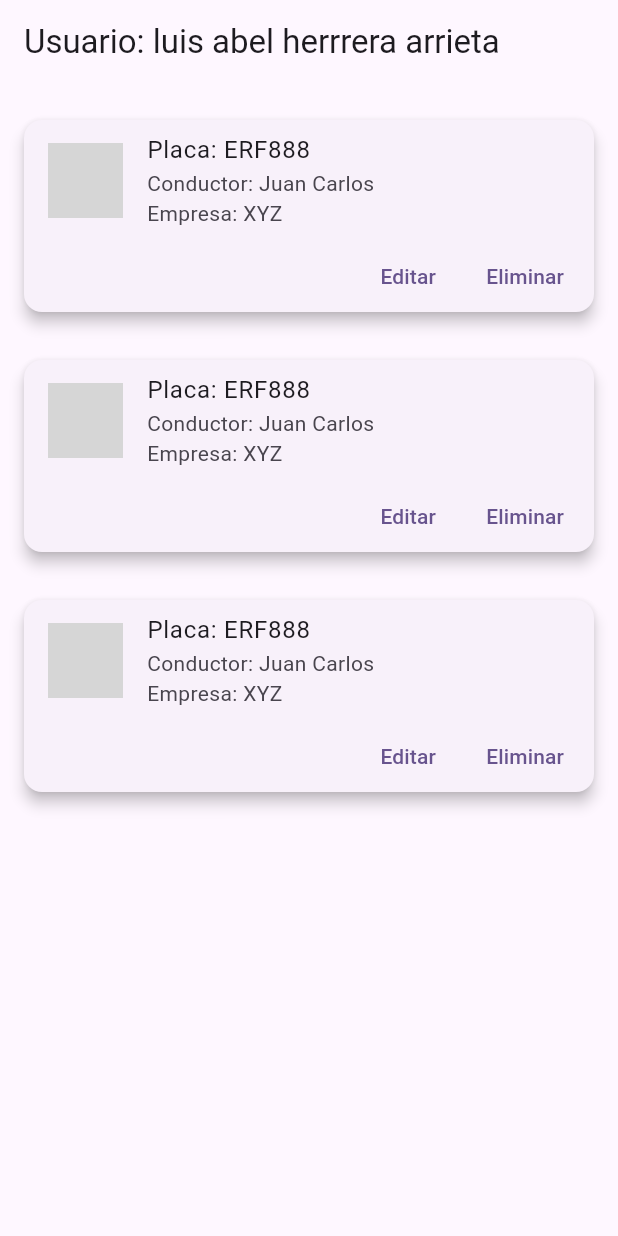
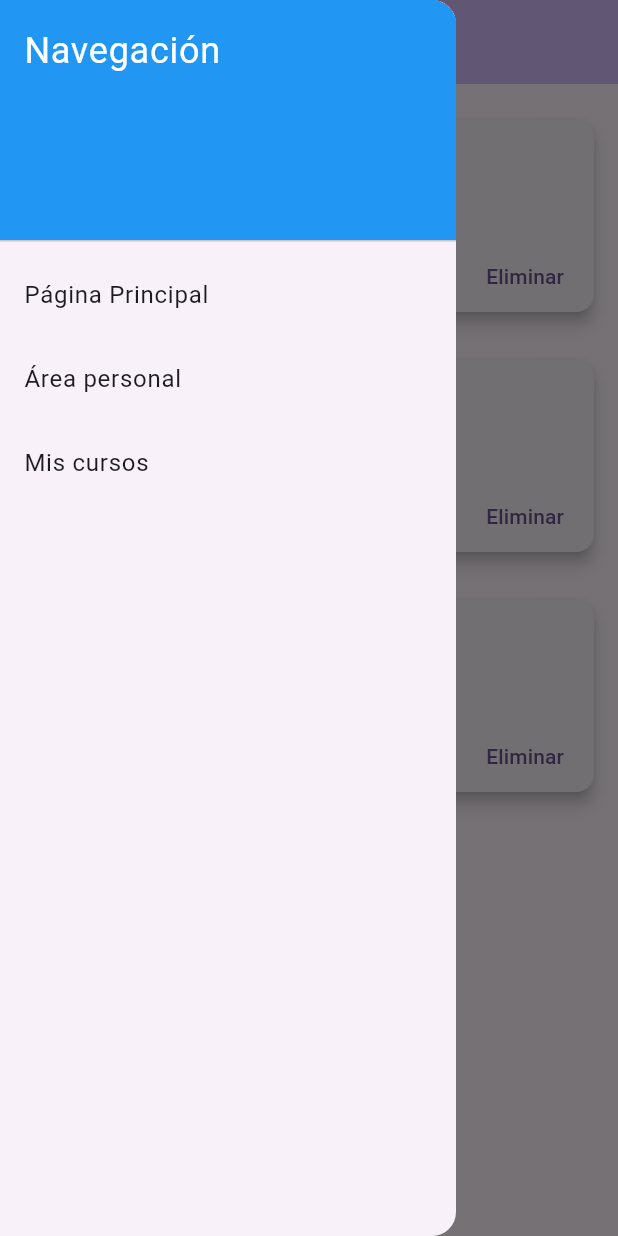
Before and after one commit to luisabelherrera/flutter-luisabelherrera-ejercicio1, a Flutter app: the screen it shows after launch, with the side drawer open (before the commit the screen has no drawer), on a phone screen of 412 x 824 dp. Run offline on Flutter 3.47's test engine with Material 3 defaults, Android fonts, the phone set to English and light mode, and no system bars; grey boxes are pictures that could not be loaded.

Commit message:
trabajo de electiva

```diff
--- a/lib/main.dart
+++ b/lib/main.dart
@@ -11,11 +11,12 @@ class MyApp extends StatelessWidget {
   @override
   Widget build(BuildContext context) {
     return MaterialApp(
-      title: 'Flutter Demo',
+      title: 'Gestión de Vehículos',
       theme: ThemeData(
         colorScheme: ColorScheme.fromSeed(seedColor: Colors.deepPurple),
+        useMaterial3: true,
       ),
-      home: const MyHomePage(title: 'Usuario: luis abel herrrera arrieta'),
+      home: const MyHomePage(title: 'Usuario: Pepe Perez'),
     );
   }
-}//  añadir mas swi
+}
--- a/lib/presentation/screens/home.dart
+++ b/lib/presentation/screens/home.dart
@@ -15,10 +15,47 @@ class _MyHomePageState extends State<MyHomePage> {
   Widget build(BuildContext context) {
     return Scaffold(
       appBar: AppBar(
-        title: Text(widget.title), // This will now display "Usuario: Pepe Perez"
+        title: Text(widget.title),
+        backgroundColor: Theme.of(context).colorScheme.inversePrimary,
       ),
-      body: const Center(
+      body: const Padding(
+        padding: EdgeInsets.all(16.0),
         child: CardExample(),
+      ),
+      drawer: Drawer(
+        child: ListView(
+          padding: EdgeInsets.zero,
+          children: [
+            const DrawerHeader(
+              decoration: BoxDecoration(
+                color: Colors.blue,
+              ),
+              child: Text(
+                'Navegación',
+                style: TextStyle(color: Colors.white, fontSize: 24),
+              ),
+            ),
+            ListTile(
+              title: const Text('Página Principal'),
+              onTap: () {
+                Navigator.pop(context);
+              },
+            ),
+            ListTile(
+              title: const Text('Área personal'),
+              onTap: () {
+                Navigator.pop(context);
+              },
+            ),
+            ListTile(
+              title: const Text('Mis cursos'),
+              onTap: () {
+                Navigator.pop(context);
+              },
+            ),
+
+          ],
+        ),
       ),
     );
   }
--- a/lib/presentation/widgets/lista.dart
+++ b/lib/presentation/widgets/lista.dart
@@ -6,25 +6,27 @@ class CardExample extends StatelessWidget {
   @override
   Widget build(BuildContext context) {
     return ListView(
-      padding: const EdgeInsets.all(16),
       children: [
         _buildCard(
           context,
-          imagePath: 'assets/vehicle_placeholder.png',
+          imageType: ImageType.asset,
+          imagePath: 'assets/R.png',
           title: 'Placa: ERF888',
           subtitle: 'Conductor: Juan Carlos\nEmpresa: XYZ',
         ),
         const SizedBox(height: 16),
         _buildCard(
           context,
-          imagePath: 'assets/vehicle_placeholder.png',
+          imageType: ImageType.asset,
+          imagePath: 'assets/R.png',
           title: 'Placa: ERF888',
           subtitle: 'Conductor: Juan Carlos\nEmpresa: XYZ',
         ),
         const SizedBox(height: 16),
         _buildCard(
           context,
-          imagePath: 'assets/vehicle_placeholder.png',
+          imageType: ImageType.asset,
+          imagePath: 'assets/R.png',
           title: 'Placa: ERF888',
           subtitle: 'Conductor: Juan Carlos\nEmpresa: XYZ',
         ),
@@ -33,6 +35,7 @@ class CardExample extends StatelessWidget {
   }
 
   Widget _buildCard(BuildContext context, {
+    required ImageType imageType,
     required String imagePath,
     required String title,
     required String subtitle,
@@ -44,12 +47,7 @@ class CardExample extends StatelessWidget {
         mainAxisSize: MainAxisSize.min,
         children: [
           ListTile(
-            leading: Image.asset(
-              imagePath,
-              width: 50,
-              height: 50,
-              fit: BoxFit.cover,
-            ),
+            leading: _buildImage(imageType, imagePath),
             title: Text(title),
             subtitle: Text(subtitle),
           ),
@@ -80,4 +78,38 @@ class CardExample extends StatelessWidget {
       ),
     );
   }
+
+  Widget _buildImage(ImageType imageType, String imagePath) {
+    switch (imageType) {
+      case ImageType.asset:
+        return Image.asset(
+          imagePath,
+          width: 50,
+          height: 50,
+          fit: BoxFit.cover,
+          errorBuilder: (context, error, stackTrace) {
+            print('Detailed error loading image: $error');
+            print('StackTrace: $stackTrace');
+            print('Image path attempted: $imagePath');
+            return Icon(Icons.error, color: Colors.red);
+          },
+        );
+      case ImageType.icon:
+        return Icon(Icons.car_repair, size: 50, color: Colors.grey);
+      case ImageType.network:
+        return Image.network(
+          imagePath,
+          width: 50,
+          height: 50,
+          fit: BoxFit.cover,
+          errorBuilder: (context, error, stackTrace) {
+            print('Error loading network image: $error');
+            print('StackTrace: $stackTrace');
+            return Icon(Icons.error, color: Colors.red);
+          },
+        );
+    }
+  }
 }
+
+enum ImageType { asset, icon, network }
```
Also changed, not shown: pubspec.yaml (+5 -74 lines), assets/R.png (added), lib/assets/R.png (added), pubspec.lock.
